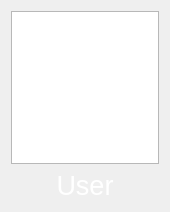
This is ui/widgets/user_login_button.ui in Protocs/OkayMoney as Qt 5 draws it before an edit. The edited form follows.
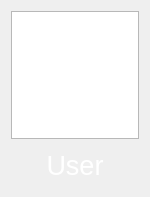
This is the edited form.

Commit message: Изменил размер аватарки пользователя на 128x128

```diff
--- a/ui/widgets/user_login_button.ui
+++ b/ui/widgets/user_login_button.ui
@@ -6,20 +6,20 @@
    <rect>
     <x>0</x>
     <y>0</y>
-    <width>170</width>
-    <height>212</height>
+    <width>150</width>
+    <height>197</height>
    </rect>
   </property>
   <property name="minimumSize">
    <size>
-    <width>170</width>
-    <height>212</height>
+    <width>150</width>
+    <height>100</height>
    </size>
   </property>
   <property name="maximumSize">
    <size>
-    <width>170</width>
-    <height>212</height>
+    <width>150</width>
+    <height>197</height>
    </size>
   </property>
   <property name="windowTitle">
@@ -28,6 +28,18 @@
   <layout class="QVBoxLayout" name="verticalLayout">
    <item>
     <widget class="QGraphicsView" name="icon">
+     <property name="minimumSize">
+      <size>
+       <width>128</width>
+       <height>128</height>
+      </size>
+     </property>
+     <property name="maximumSize">
+      <size>
+       <width>128</width>
+       <height>128</height>
+      </size>
+     </property>
      <property name="styleSheet">
       <string notr="true"/>
      </property>
```
